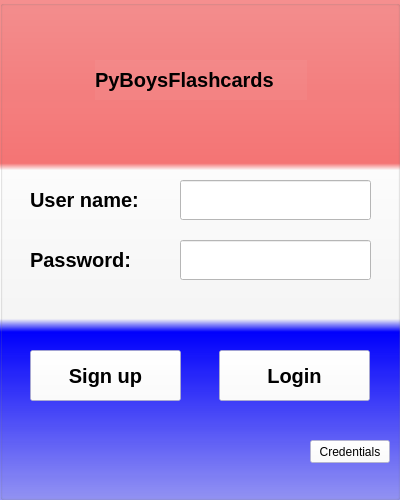
s4mto/FlashCard-DBMS, file ui/login.ui: the form before one commit.
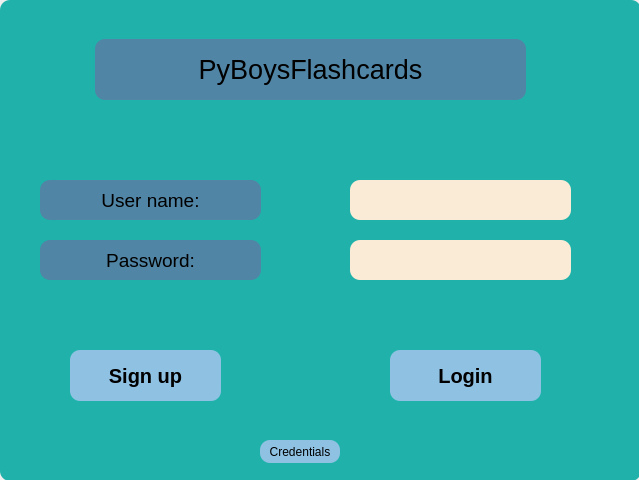
The form after the commit. Icons and pictures are not drawn.

```diff
--- a/ui/login.ui
+++ b/ui/login.ui
@@ -6,22 +6,10 @@
    <rect>
     <x>0</x>
     <y>0</y>
-    <width>400</width>
-    <height>500</height>
+    <width>639</width>
+    <height>480</height>
    </rect>
   </property>
-  <property name="minimumSize">
-   <size>
-    <width>400</width>
-    <height>400</height>
-   </size>
-  </property>
-  <property name="maximumSize">
-   <size>
-    <width>400</width>
-    <height>500</height>
-   </size>
-  </property>
   <property name="windowTitle">
    <string>PyBoysFlashcards</string>
   </property>
@@ -35,12 +23,16 @@
      <rect>
       <x>0</x>
       <y>0</y>
-      <width>400</width>
-      <height>500</height>
+      <width>641</width>
+      <height>481</height>
      </rect>
     </property>
     <property name="styleSheet">
-     <string notr="true">background-color: qlineargradient(spread:pad, x1:0, y1:0, x2:0, y2:1, stop:0 rgba(255, 0, 0, 102), stop:0.326316 rgba(255, 0, 0, 130), stop:0.339799 rgba(255, 255, 255, 255), stop:0.636842 rgba(255, 255, 255, 135), stop:0.662469 rgba(0, 0, 255, 255), stop:1 rgba(0, 0, 255, 95));</string>
+     <string notr="true">background-color: rgb(32,178,170);
+border-top-right-radius: 10px;
+border-bottom-right-radius: 10px;
+border-top-left-radius: 10px;
+border-bottom-left-radius: 10px;</string>
     </property>
     <property name="title">
      <string/>
@@ -48,9 +40,9 @@
     <widget class="QLabel" name="label_2">
      <property name="geometry">
       <rect>
-       <x>30</x>
+       <x>40</x>
        <y>180</y>
-       <width>141</width>
+       <width>221</width>
        <height>40</height>
       </rect>
      </property>
@@ -62,24 +54,31 @@
      </property>
      <property name="font">
       <font>
-       <pointsize>15</pointsize>
-       <weight>75</weight>
-       <bold>true</bold>
+       <pointsize>14</pointsize>
+       <weight>50</weight>
+       <bold>false</bold>
       </font>
      </property>
      <property name="styleSheet">
-      <string notr="true">background-color: rgba(255, 255, 255, 10);</string>
+      <string notr="true">background-color: rgba(80,133,165 );
+border-top-right-radius: 10px;
+border-bottom-right-radius: 10px;
+border-top-left-radius: 10px;
+border-bottom-left-radius: 10px;</string>
      </property>
      <property name="text">
       <string>User name:</string>
      </property>
+     <property name="alignment">
+      <set>Qt::AlignCenter</set>
+     </property>
     </widget>
     <widget class="QLineEdit" name="username_edit">
      <property name="geometry">
       <rect>
-       <x>180</x>
+       <x>350</x>
        <y>180</y>
-       <width>191</width>
+       <width>221</width>
        <height>40</height>
       </rect>
      </property>
@@ -91,7 +90,11 @@
       </font>
      </property>
      <property name="styleSheet">
-      <string notr="true">background-color: rgb(255, 255, 255);</string>
+      <string notr="true">background-color: rgba(250,235,215 );
+border-top-right-radius: 10px;
+border-bottom-right-radius: 10px;
+border-top-left-radius: 10px;
+border-bottom-left-radius: 10px;</string>
      </property>
      <property name="text">
       <string/>
@@ -100,7 +103,7 @@
     <widget class="QPushButton" name="login_button">
      <property name="geometry">
       <rect>
-       <x>219</x>
+       <x>390</x>
        <y>350</y>
        <width>151</width>
        <height>51</height>
@@ -114,7 +117,11 @@
       </font>
      </property>
      <property name="styleSheet">
-      <string notr="true">background-color: rgb(255, 255, 255,150);</string>
+      <string notr="true">background-color: rgb(143, 193, 227);
+border-top-right-radius: 10px;
+border-bottom-right-radius: 10px;
+border-top-left-radius: 10px;
+border-bottom-left-radius: 10px;</string>
      </property>
      <property name="text">
       <string>Login</string>
@@ -124,9 +131,9 @@
      <property name="geometry">
       <rect>
        <x>95</x>
-       <y>60</y>
-       <width>212</width>
-       <height>40</height>
+       <y>39</y>
+       <width>431</width>
+       <height>61</height>
       </rect>
      </property>
      <property name="minimumSize">
@@ -137,29 +144,43 @@
      </property>
      <property name="font">
       <font>
-       <pointsize>15</pointsize>
-       <weight>75</weight>
-       <bold>true</bold>
+       <pointsize>20</pointsize>
+       <weight>50</weight>
+       <bold>false</bold>
       </font>
      </property>
      <property name="styleSheet">
-      <string notr="true">background-color: rgba(255, 255, 255, 10);</string>
+      <string notr="true">background-color: rgba(80,133,165 );
+border-top-right-radius: 10px;
+border-bottom-right-radius: 10px;
+border-top-left-radius: 10px;
+border-bottom-left-radius: 10px;</string>
      </property>
      <property name="text">
       <string>PyBoysFlashcards</string>
      </property>
+     <property name="scaledContents">
+      <bool>true</bool>
+     </property>
+     <property name="alignment">
+      <set>Qt::AlignCenter</set>
+     </property>
     </widget>
     <widget class="QPushButton" name="credentials">
      <property name="geometry">
       <rect>
-       <x>310</x>
+       <x>260</x>
        <y>440</y>
        <width>80</width>
        <height>23</height>
       </rect>
      </property>
      <property name="styleSheet">
-      <string notr="true">background-color: rgba(255, 255, 255, 150);</string>
+      <string notr="true">background-color: rgb(143, 193, 227);
+border-top-right-radius: 10px;
+border-bottom-right-radius: 10px;
+border-top-left-radius: 10px;
+border-bottom-left-radius: 10px;</string>
      </property>
      <property name="text">
       <string>Credentials</string>
@@ -168,9 +189,9 @@
     <widget class="QLabel" name="password_label">
      <property name="geometry">
       <rect>
-       <x>30</x>
+       <x>40</x>
        <y>240</y>
-       <width>141</width>
+       <width>221</width>
        <height>40</height>
       </rect>
      </property>
@@ -182,24 +203,31 @@
      </property>
      <property name="font">
       <font>
-       <pointsize>15</pointsize>
-       <weight>75</weight>
-       <bold>true</bold>
+       <pointsize>14</pointsize>
+       <weight>50</weight>
+       <bold>false</bold>
       </font>
      </property>
      <property name="styleSheet">
-      <string notr="true">background-color: rgba(255, 255, 255, 10);</string>
+      <string notr="true">background-color: rgba(80,133,165 );
+border-top-right-radius: 10px;
+border-bottom-right-radius: 10px;
+border-top-left-radius: 10px;
+border-bottom-left-radius: 10px;</string>
      </property>
      <property name="text">
       <string>Password:</string>
      </property>
+     <property name="alignment">
+      <set>Qt::AlignCenter</set>
+     </property>
     </widget>
     <widget class="QLineEdit" name="password_edit_2">
      <property name="geometry">
       <rect>
-       <x>180</x>
+       <x>350</x>
        <y>240</y>
-       <width>191</width>
+       <width>221</width>
        <height>40</height>
       </rect>
      </property>
@@ -211,7 +239,11 @@
       </font>
      </property>
      <property name="styleSheet">
-      <string notr="true">background-color: rgb(255, 255, 255);</string>
+      <string notr="true">background-color: rgba(250,235,215 );
+border-top-right-radius: 10px;
+border-bottom-right-radius: 10px;
+border-top-left-radius: 10px;
+border-bottom-left-radius: 10px;</string>
      </property>
      <property name="text">
       <string/>
@@ -223,7 +255,7 @@
     <widget class="QPushButton" name="login_button_2">
      <property name="geometry">
       <rect>
-       <x>30</x>
+       <x>70</x>
        <y>350</y>
        <width>151</width>
        <height>51</height>
@@ -237,7 +269,11 @@
       </font>
      </property>
      <property name="styleSheet">
-      <string notr="true">background-color: rgb(255, 255, 255,150);</string>
+      <string notr="true">background-color: rgb(143, 193, 227);
+border-top-right-radius: 10px;
+border-bottom-right-radius: 10px;
+border-top-left-radius: 10px;
+border-bottom-left-radius: 10px;</string>
      </property>
      <property name="text">
       <string>Sign up</string>
```
Left out of the diff: 12 changed lines with no effect on the pictures.
